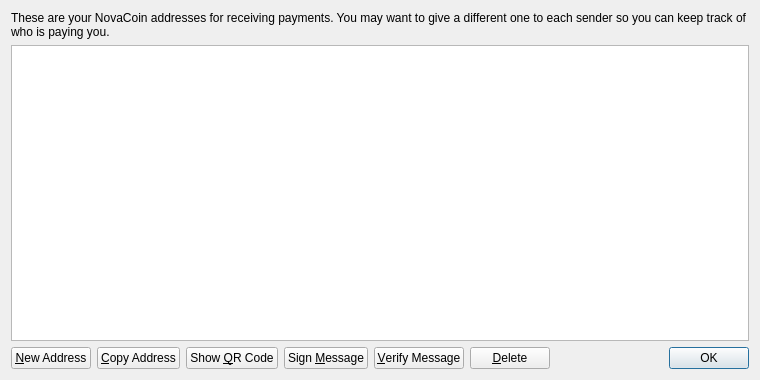
jvcrypto/fatcoin, file src/qt/forms/addressbookpage.ui: the form before one commit.
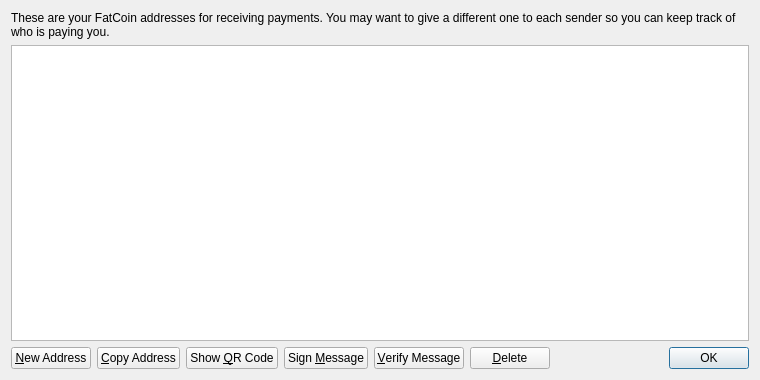
The form after the commit. Icons and pictures are not drawn.

What changed in the file:
```diff
--- a/src/qt/forms/addressbookpage.ui
+++ b/src/qt/forms/addressbookpage.ui
@@ -17,7 +17,7 @@
    <item>
     <widget class="QLabel" name="labelExplanation">
      <property name="text">
-      <string>These are your NovaCoin addresses for receiving payments. You may want to give a different one to each sender so you can keep track of who is paying you.</string>
+      <string>These are your FatCoin addresses for receiving payments. You may want to give a different one to each sender so you can keep track of who is paying you.</string>
      </property>
      <property name="textFormat">
       <enum>Qt::PlainText</enum>
```
Left out of the diff: 4 changed lines with no effect on the pictures.
